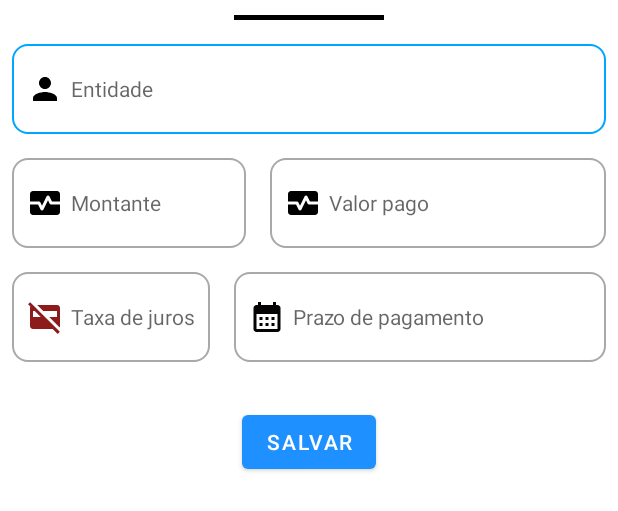
After one commit to luis-seia/Financieme, an Android app: the layout fragment_editar_divida.xml on its own in the app's theme, with its tools: preview values and no code run, on a phone screen of 412 x 824 dp. The commit adds this screen. Shown: the top 511 px of the screen. Run offline under Robolectric (Android 15) with nearby library versions, the phone set to English and light mode, and no system bars.

Commit message:
criei a tela para editar a divida

```diff
--- a/app/src/main/java/mz/ac/luis/seia/finacieme/view/fragment/BottomSheetCartaoFragment.java
+++ b/app/src/main/java/mz/ac/luis/seia/finacieme/view/fragment/BottomSheetCartaoFragment.java
@@ -152,7 +152,6 @@ public class BottomSheetCartaoFragment extends BottomSheetDialogFragment {
         customItems.add(new CustomItem("Outros",R.drawable.ic_account_balance));
         customItems.add(new CustomItem("Reserva",R.drawable.ic_ccount_));
         customItems.add(new CustomItem("Outras Carteiras",R.drawable.ic_card));
-        customItems.add(new CustomItem("BNI",R.drawable.bni));
         return customItems;
     }
 
--- a/app/src/main/java/mz/ac/luis/seia/finacieme/view/fragment/DebitFragment.java
+++ b/app/src/main/java/mz/ac/luis/seia/finacieme/view/fragment/DebitFragment.java
@@ -15,6 +15,7 @@ import androidx.recyclerview.widget.RecyclerView;
 import android.view.LayoutInflater;
 import android.view.View;
 import android.view.ViewGroup;
+import android.widget.AdapterView;
 import android.widget.LinearLayout;
 import android.widget.Toast;
 
@@ -29,6 +30,7 @@ import java.util.ArrayList;
 
 import mz.ac.luis.seia.finacieme.R;
 import mz.ac.luis.seia.finacieme.adapter.DebitAdapter;
+import mz.ac.luis.seia.finacieme.adapter.RecyclerItemClickListener;
 import mz.ac.luis.seia.finacieme.databinding.FragmentDebitBinding;
 import mz.ac.luis.seia.finacieme.databinding.FragmentLearnBinding;
 import mz.ac.luis.seia.finacieme.helper.Base64Custom;
@@ -88,6 +90,32 @@ public class DebitFragment extends Fragment {
         binding.recyclerViewDebito.setAdapter(debitAdapter);
         swipe();
         return view;
+    }
+
+    @Override
+    public void onViewCreated(@NonNull View view, @Nullable Bundle savedInstanceState) {
+        super.onViewCreated(view, savedInstanceState);
+
+        binding.recyclerViewDebito.addOnItemTouchListener(new RecyclerItemClickListener(
+                getContext(), binding.recyclerViewDebito, new RecyclerItemClickListener.OnItemClickListener() {
+            @Override
+            public void onItemClick(View view, int position) {
+                divida = listDividas.get(position);
+                EditarDividaFragment editarDividaFragment = new EditarDividaFragment();
+                editarDividaFragment.show(getFragmentManager(), "");
+            }
+
+            @Override
+            public void onLongItemClick(View view, int position) {
+
+            }
+
+            @Override
+            public void onItemClick(AdapterView<?> adapterView, View view, int i, long l) {
+
+            }
+        }
+        ));
     }
 
     // inicio do metodo para recuperar as divida total
--- /dev/null
+++ b/app/src/main/java/mz/ac/luis/seia/finacieme/view/fragment/EditarDividaFragment.java
@@ -0,0 +1,25 @@
+package mz.ac.luis.seia.finacieme.view.fragment;
+
+import android.os.Bundle;
+
+import androidx.fragment.app.Fragment;
+
+import android.view.LayoutInflater;
+import android.view.View;
+import android.view.ViewGroup;
+
+import com.google.android.material.bottomsheet.BottomSheetDialogFragment;
+
+import mz.ac.luis.seia.finacieme.R;
+
+
+public class EditarDividaFragment extends BottomSheetDialogFragment {
+
+
+    @Override
+    public View onCreateView(LayoutInflater inflater, ViewGroup container,
+                             Bundle savedInstanceState) {
+        // Inflate the layout for this fragment
+        return inflater.inflate(R.layout.fragment_editar_divida, container, false);
+    }
+}
--- /dev/null
+++ b/app/src/main/res/layout/fragment_editar_divida.xml
@@ -0,0 +1,118 @@
+<?xml version="1.0" encoding="utf-8"?>
+<LinearLayout xmlns:android="http://schemas.android.com/apk/res/android"
+    xmlns:tools="http://schemas.android.com/tools"
+    android:layout_width="match_parent"
+    android:layout_height="wrap_content"
+
+    android:backgroundTint="@color/azulescuro"
+    android:orientation="vertical"
+    tools:context=".view.fragment.BottomSheetDebitosFragment">
+
+    <!-- TODO: Update blank fragment layout -->
+
+    <View
+        android:layout_width="100dp"
+        android:layout_height="3dp"
+        android:layout_gravity="center_horizontal"
+        android:layout_marginTop="10dp"
+        android:background="@color/black" />
+
+    <EditText
+        android:id="@+id/editEntidadeDivida"
+        android:layout_width="match_parent"
+        android:layout_height="60dp"
+        android:layout_marginStart="8dp"
+        android:layout_marginTop="16dp"
+        android:layout_marginEnd="8dp"
+        android:background="@drawable/custum_input"
+        android:drawableLeft="@drawable/ic_person"
+        android:drawablePadding="5dp"
+        android:hint="Entidade"
+        android:inputType="text"
+        android:padding="10dp"
+        android:textSize="14sp" />
+
+
+    <LinearLayout
+        android:layout_width="match_parent"
+        android:layout_height="match_parent"
+        android:orientation="horizontal">
+
+        <EditText
+            android:id="@+id/editValor"
+            android:layout_width="156dp"
+            android:layout_height="60dp"
+            android:layout_marginStart="8dp"
+            android:layout_marginTop="16dp"
+            android:layout_marginEnd="8dp"
+            android:background="@drawable/custum_input"
+            android:drawableLeft="@drawable/ic_debitos"
+            android:drawablePadding="5dp"
+            android:hint="Montante"
+            android:inputType="number|numberDecimal"
+            android:padding="10dp"
+            android:textSize="14sp" />
+
+        <EditText
+            android:id="@+id/editDatainicio"
+            android:layout_width="match_parent"
+            android:layout_height="60dp"
+            android:layout_marginStart="8dp"
+            android:layout_marginTop="16dp"
+            android:layout_marginEnd="8dp"
+            android:background="@drawable/custum_input"
+            android:drawableLeft="@drawable/ic_debitos"
+            android:drawablePadding="5dp"
+            android:hint="Valor pago"
+            android:inputType="date"
+            android:padding="10dp"
+            android:textSize="14sp" />
+    </LinearLayout>
+
+    <LinearLayout
+        android:layout_width="match_parent"
+        android:layout_height="match_parent"
+        android:orientation="horizontal">
+
+        <EditText
+            android:id="@+id/editTaxaDeJuros"
+            android:layout_width="wrap_content"
+            android:layout_height="60dp"
+            android:layout_marginStart="8dp"
+            android:layout_marginTop="16dp"
+            android:layout_marginEnd="8dp"
+            android:background="@drawable/custum_input"
+            android:drawableLeft="@drawable/ic_baseline_credit_card_off_24"
+            android:drawablePadding="5dp"
+            android:hint="Taxa de juros"
+            android:inputType="numberDecimal"
+            android:padding="10dp"
+            android:textSize="14sp" />
+
+        <EditText
+            android:id="@+id/editDataVencimento"
+            android:layout_width="match_parent"
+            android:layout_height="60dp"
+            android:layout_marginStart="8dp"
+            android:layout_marginTop="16dp"
+            android:layout_marginEnd="8dp"
+            android:background="@drawable/custum_input"
+            android:drawableLeft="@drawable/ic_baseline_calendar_month_24"
+            android:drawablePadding="5dp"
+            android:hint="Prazo de pagamento"
+            android:inputType="date"
+            android:padding="10dp"
+            android:textSize="14sp" />
+
+    </LinearLayout>
+
+    <Button
+        android:id="@+id/buttonaSalvarDivida"
+        android:layout_width="wrap_content"
+        android:layout_height="wrap_content"
+        android:layout_gravity="center_horizontal"
+        android:layout_marginTop="29dp"
+        android:layout_marginBottom="30dp"
+        android:text="Salvar" />
+
+</LinearLayout>
```
